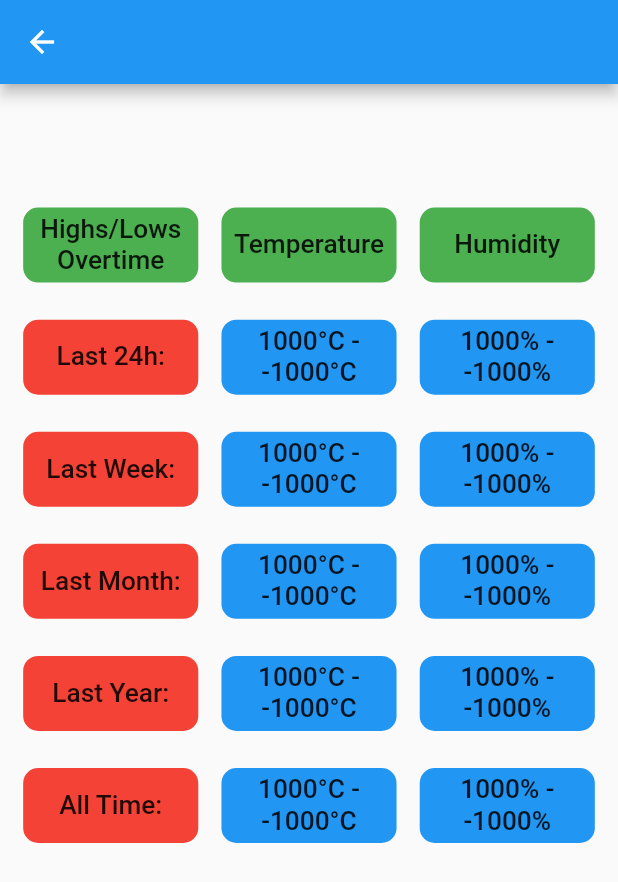
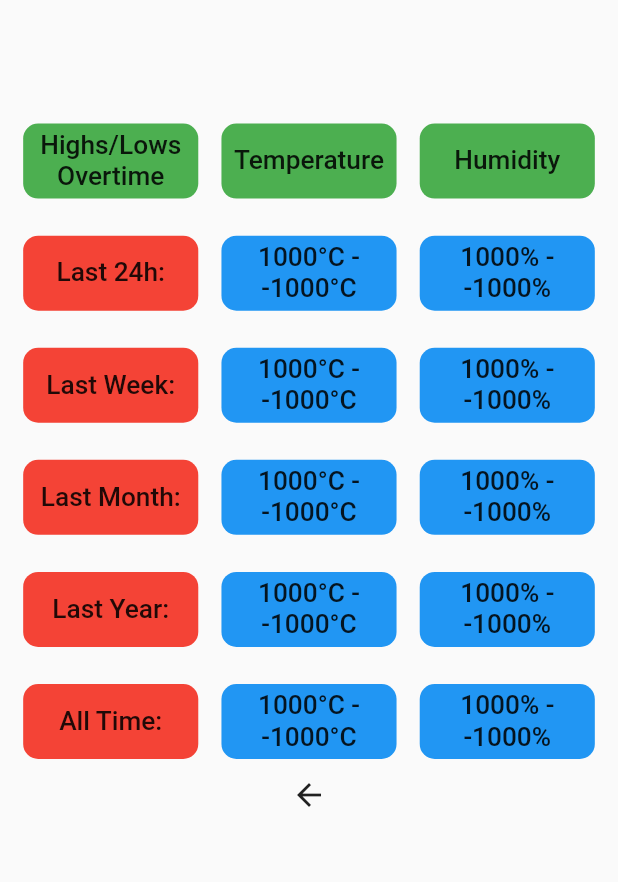
Before and after one commit to rpassmore01/greenhouse_weather_app, a Flutter app: the screen it shows after launch, after a tap on "Highs and Lows", on a phone screen of 412 x 824 dp. Shown: the top 882 px of the screen. Run offline on Flutter 3.47's test engine with Material 2 defaults, Android fonts, the phone set to English and light mode, and no system bars; our stand-ins replace charts_flutter; network calls fail.

Commit message:
got rid of app bar and added back arrow

```diff
--- a/lib/elements/bottom_buttons.dart
+++ b/lib/elements/bottom_buttons.dart
@@ -29,12 +29,14 @@ class BottomButtons extends StatelessWidget {
               }
             });
           },
-          child: const Text('Refresh ⟳')),
+          child: const Text('Refresh ⟳',
+          style: TextStyle(fontSize: 20))),
           TextButton(
               onPressed: (){
                 Navigator.of(context).push(_createRoute());
               },
-              child: const Text('Highs and Lows'))
+              child: const Text('Highs and Lows',
+              style: TextStyle(fontSize: 20),))
     ]
     )
     );
--- a/lib/elements/high_low.dart
+++ b/lib/elements/high_low.dart
@@ -14,8 +14,8 @@ class HighLow extends StatefulWidget {
 class _HighLow extends State {
   @override
   Widget build(BuildContext context) {
-    return Scaffold(
-        appBar: AppBar(),
+    return Stack(
+      children: [Scaffold(
         body: Column(children: <Widget>[
 
           //TODO ADD A COOL TITLE HERE
@@ -42,8 +42,14 @@ class _HighLow extends State {
           const InfoGroup(title: "Last Month:", dayUnits: DayUnits.month),
           const InfoGroup(title: "Last Year:", dayUnits: DayUnits.year),
           const InfoGroup(title: "All Time:", dayUnits: DayUnits.allTime),
+          IconButton(
+            icon: const Icon(Icons.arrow_back),
+            onPressed: () {
+              Navigator.pop(context);
+            },
+          )
 
-        ]));
+        ]))]);
   }
 }
 
--- a/lib/main.dart
+++ b/lib/main.dart
@@ -57,14 +57,11 @@ class _Home extends State {
     setScreenSize(context);
 
     return Scaffold(
-        appBar: AppBar(
-          title: const Text("Greenhouse Weather"),
-        ),
         body: SingleChildScrollView(
         child: Column(
           children: <Widget>[
             //InfoBoxes
-            SizedBox(height: displayWidth * .03),
+            SizedBox(height: displayWidth * .05),
             const InfoBoxes(),
             SizedBox(height: displayHeight * .05),
 
```
